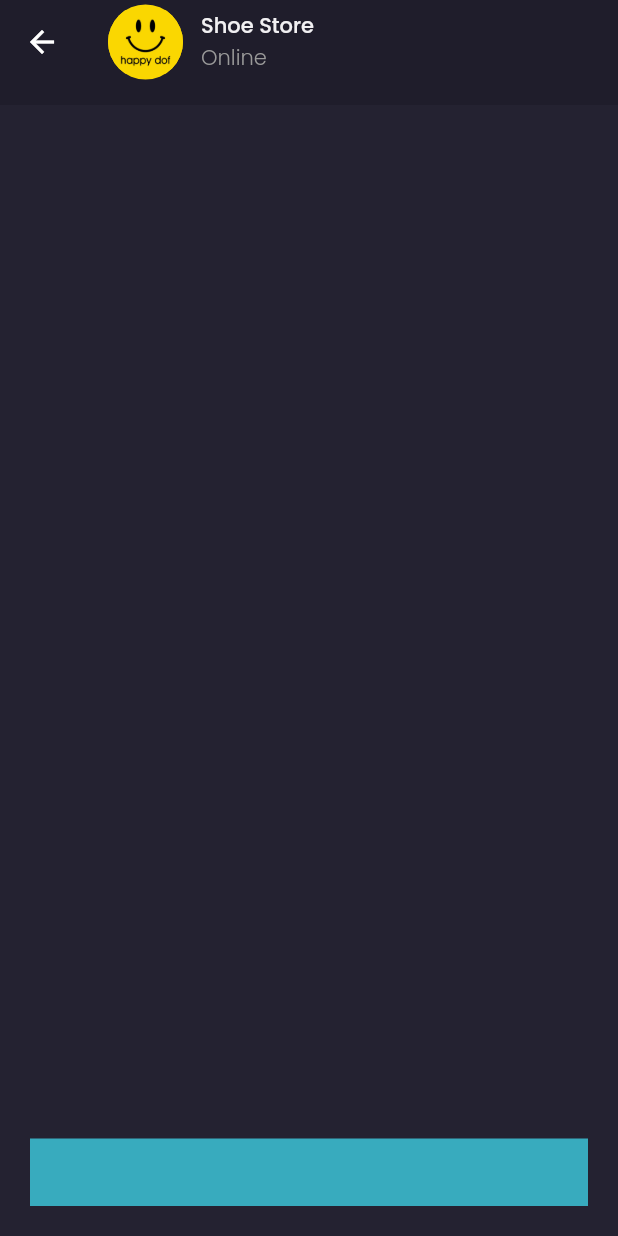
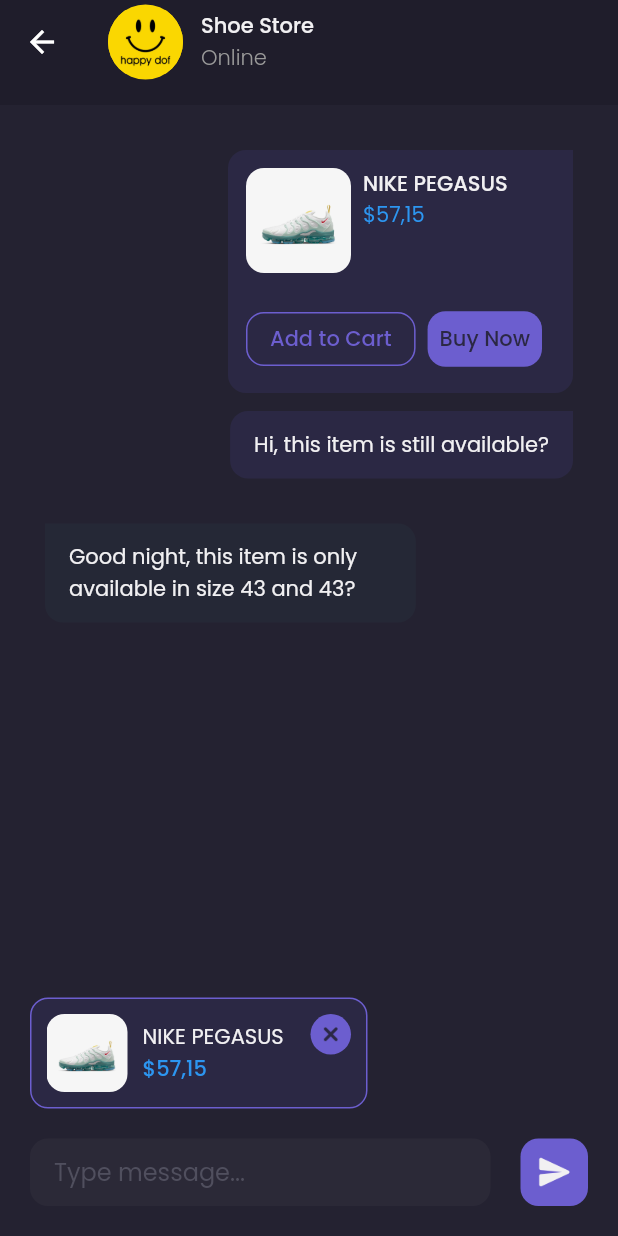
Before and after one commit to dr-old/shamo, a Flutter app: the ChatDetailPage screen opened by its route, on a phone screen of 412 x 824 dp. Run offline on Flutter 3.47's test engine with Material 2 defaults, Android fonts, the phone set to English and light mode, and no system bars; our stand-ins replace google_fonts.

Commit message:
UPDATE CHAT DETAIL AND ADD PRODUCT PREVIEW

```diff
--- a/lib/pages/chat_detail_page.dart
+++ b/lib/pages/chat_detail_page.dart
@@ -2,43 +2,13 @@ import 'package:flutter/material.dart';
 import 'package:flutter/src/widgets/container.dart';
 import 'package:flutter/src/widgets/framework.dart';
 import 'package:shamo/theme.dart';
+import 'package:shamo/widgets/chat_bubbe.dart';
 
 class ChatDetailPage extends StatelessWidget {
   const ChatDetailPage({super.key});
 
-  Widget chatInput() {
-    return Container(
-      margin: EdgeInsets.all(20),
-      child: Row(
-        children: [
-          Container(
-            height: 45,
-            padding: EdgeInsets.symmetric(
-              horizontal: 16,
-            ),
-            decoration: BoxDecoration(
-              color: secondaryColor,
-              borderRadius: BorderRadius.circular(12),
-            ),
-            child: Center(
-              child: TextFormField(
-                decoration: InputDecoration.collapsed(
-                    hintText: 'Type message...', hintStyle: subtitleTextStyle),
-              ),
-            ),
-          )
-        ],
-      ),
-    );
-  }
-
-  @override
-  Widget build(BuildContext context) {
-    return Scaffold(
-        backgroundColor: backgroundColor3,
-        appBar: PreferredSize(
-          preferredSize: Size.fromHeight(70),
-          child: AppBar(
+  Widget header() {
+    return AppBar(
       backgroundColor: backgroundColor1,
       centerTitle: false,
       elevation: 0,
@@ -81,15 +51,162 @@ class ChatDetailPage extends StatelessWidget {
           )
         ],
       ),
+    );
+  }
+
+  Widget chatInput() {
+    return Container(
+      margin: EdgeInsets.all(20),
+      child: Column(
+        mainAxisSize: MainAxisSize.min,
+        crossAxisAlignment: CrossAxisAlignment.start,
+        children: [
+          productReview(),
+          Row(
+            children: [
+              Expanded(
+                child: Container(
+                  height: 45,
+                  padding: EdgeInsets.symmetric(
+                    horizontal: 16,
+                  ),
+                  decoration: BoxDecoration(
+                    color: backgroundColor2,
+                    borderRadius: BorderRadius.circular(12),
+                  ),
+                  child: Center(
+                    child: TextFormField(
+                      style: primaryTextStyle,
+                      decoration: InputDecoration.collapsed(
+                        hintText: 'Type message...',
+                        hintStyle: subtitleTextStyle,
                       ),
                     ),
-        bottomNavigationBar: Container(
-          height: 45,
-          color: secondaryColor,
-          margin: EdgeInsets.all(20),
+                  ),
+                ),
+              ),
+              SizedBox(
+                width: 20,
+              ),
+              Container(
+                padding: EdgeInsets.all(10),
+                decoration: BoxDecoration(
+                  borderRadius: BorderRadius.circular(12),
+                  color: primaryColor,
+                ),
+                child: Image.asset(
+                  'assets/icons8-email-send-96.png',
+                  height: 25,
+                  fit: BoxFit.fill,
+                  color: primaryTextColor,
+                ),
+              ),
+            ],
+          ),
+        ],
+      ),
+    );
+  }
+
+  Widget productReview() {
+    return Container(
+      width: 225,
+      height: 74,
+      padding: EdgeInsets.all(10),
+      margin: EdgeInsets.only(
+        bottom: 20,
+      ),
+      decoration: BoxDecoration(
+        color: backgroundColor5,
+        borderRadius: BorderRadius.circular(12),
+        border: Border.all(
+          color: primaryColor,
+        ),
+      ),
       child: Row(
-            children: [],
+        crossAxisAlignment: CrossAxisAlignment.start,
+        children: [
+          ClipRRect(
+            borderRadius: BorderRadius.circular(12),
+            child: Image.asset(
+              'assets/product/nike-1.png',
+              width: 54,
+              fit: BoxFit.cover,
             ),
-        ));
+          ),
+          SizedBox(
+            width: 10,
+          ),
+          Expanded(
+            child: Container(
+              child: Column(
+                crossAxisAlignment: CrossAxisAlignment.start,
+                mainAxisAlignment: MainAxisAlignment.center,
+                children: [
+                  Text(
+                    'NIKE PEGASUS',
+                    style: primaryTextStyle.copyWith(
+                      overflow: TextOverflow.ellipsis,
+                    ),
+                  ),
+                  Text(
+                    '\$57,15',
+                    style: priceTextStyle.copyWith(
+                      fontSize: 14,
+                      fontWeight: medium,
+                    ),
+                  ),
+                ],
+              ),
+            ),
+          ),
+          Container(
+            padding: EdgeInsets.all(6),
+            decoration: BoxDecoration(
+              shape: BoxShape.circle,
+              color: primaryColor,
+            ),
+            child: Image.asset(
+              'assets/icons8-multiply-90.png',
+              height: 15,
+              fit: BoxFit.fill,
+              color: backgroundColor5,
+            ),
+          ),
+        ],
+      ),
+    );
+  }
+
+  Widget content() {
+    return ListView(
+      padding: EdgeInsets.symmetric(
+        horizontal: defaultMargin,
+      ),
+      children: [
+        ChatBubble(
+          isSender: true,
+          text: 'Hi, this item is still available?',
+          hasProduct: true,
+        ),
+        ChatBubble(
+          isSender: false,
+          text: 'Good night, this item is only available in size 43 and 43?',
+        ),
+      ],
+    );
+  }
+
+  @override
+  Widget build(BuildContext context) {
+    return Scaffold(
+      backgroundColor: backgroundColor3,
+      appBar: PreferredSize(
+        preferredSize: Size.fromHeight(70),
+        child: header(),
+      ),
+      body: content(),
+      bottomNavigationBar: chatInput(),
+    );
   }
 }
--- a/lib/theme.dart
+++ b/lib/theme.dart
@@ -12,6 +12,7 @@ Color backgroundColor1 = Color(0xff1f1d2b);
 Color backgroundColor2 = Color(0xff2b2937);
 Color backgroundColor3 = Color(0xff242231);
 Color backgroundColor4 = Color(0xff252836);
+Color backgroundColor5 = Color(0xff2b2844);
 Color primaryTextColor = Color(0xfff1f0f2);
 Color secondaryTextColor = Color(0xff999999);
 Color subtitleTextColor = Color(0xff504f5e);
@@ -25,6 +26,7 @@ TextStyle subtitleTextStyle = GoogleFonts.poppins(color: subtitleTextColor);
 TextStyle priceTextStyle = GoogleFonts.poppins(color: priceColor);
 TextStyle purpleTextStyle = GoogleFonts.poppins(color: primaryColor);
 TextStyle blackTextStyle = GoogleFonts.poppins(color: blackColor);
+TextStyle blackTextStyle1 = GoogleFonts.poppins(color: backgroundColor5);
 
 FontWeight light = FontWeight.w300;
 FontWeight regular = FontWeight.w400;
--- /dev/null
+++ b/lib/widgets/chat_bubbe.dart
@@ -0,0 +1,155 @@
+import 'package:flutter/material.dart';
+import 'package:flutter/src/widgets/container.dart';
+import 'package:flutter/src/widgets/framework.dart';
+import 'package:shamo/theme.dart';
+
+class ChatBubble extends StatelessWidget {
+  // const ChatBubble({super.key});
+
+  final String text;
+  final bool isSender;
+  final bool hasProduct;
+
+  const ChatBubble(
+      {this.isSender = false, this.text = '', this.hasProduct = false});
+
+  @override
+  Widget build(BuildContext context) {
+    Widget productPreview() {
+      return Container(
+        width: 230,
+        padding: EdgeInsets.all(12),
+        margin: EdgeInsets.only(
+          bottom: 12,
+        ),
+        decoration: BoxDecoration(
+          color: isSender ? backgroundColor5 : backgroundColor4,
+          borderRadius: BorderRadius.only(
+            topLeft: Radius.circular(isSender ? 12 : 0),
+            topRight: Radius.circular(isSender ? 0 : 12),
+            bottomLeft: Radius.circular(12),
+            bottomRight: Radius.circular(12),
+          ),
+        ),
+        child: Column(
+          children: [
+            Row(
+              crossAxisAlignment: CrossAxisAlignment.start,
+              children: [
+                ClipRRect(
+                  borderRadius: BorderRadius.circular(12),
+                  child: Image.asset(
+                    'assets/product/nike-1.png',
+                    width: 70,
+                  ),
+                ),
+                SizedBox(
+                  width: 8,
+                ),
+                Expanded(
+                  child: Column(
+                    crossAxisAlignment: CrossAxisAlignment.start,
+                    children: [
+                      Text(
+                        'NIKE PEGASUS',
+                        style: primaryTextStyle.copyWith(
+                          fontWeight: medium,
+                        ),
+                      ),
+                      Text(
+                        '\$57,15',
+                        style: priceTextStyle,
+                      ),
+                    ],
+                  ),
+                ),
+              ],
+            ),
+            SizedBox(
+              height: 20,
+            ),
+            Row(
+              children: [
+                OutlinedButton(
+                  onPressed: (() {}),
+                  style: OutlinedButton.styleFrom(
+                    side: BorderSide(
+                      color: primaryColor,
+                    ),
+                    shape: RoundedRectangleBorder(
+                      borderRadius: BorderRadius.circular(12),
+                    ),
+                  ),
+                  child: Text(
+                    'Add to Cart',
+                    style: purpleTextStyle,
+                  ),
+                ),
+                SizedBox(
+                  width: 8,
+                ),
+                TextButton(
+                  onPressed: () {},
+                  style: TextButton.styleFrom(
+                    backgroundColor: primaryColor,
+                    shape: RoundedRectangleBorder(
+                      borderRadius: BorderRadius.circular(12),
+                    ),
+                  ),
+                  child: Text(
+                    'Buy Now',
+                    style: blackTextStyle1,
+                  ),
+                ),
+              ],
+            )
+          ],
+        ),
+      );
+    }
+
+    return Container(
+      width: double.infinity,
+      margin: EdgeInsets.only(
+        top: defaultMargin,
+      ),
+      child: Column(
+        crossAxisAlignment:
+            isSender ? CrossAxisAlignment.end : CrossAxisAlignment.start,
+        children: [
+          hasProduct ? productPreview() : SizedBox(),
+          Row(
+            mainAxisAlignment:
+                isSender ? MainAxisAlignment.end : MainAxisAlignment.start,
+            children: [
+              Flexible(
+                child: Container(
+                  constraints: BoxConstraints(
+                    maxWidth: MediaQuery.of(context).size.width * 0.6,
+                  ),
+                  padding: EdgeInsets.symmetric(
+                    horizontal: 16,
+                    vertical: 12,
+                  ),
+                  decoration: BoxDecoration(
+                    color: isSender ? backgroundColor5 : backgroundColor4,
+                    borderRadius: BorderRadius.only(
+                      topLeft: Radius.circular(isSender ? 12 : 0),
+                      topRight: Radius.circular(isSender ? 0 : 12),
+                      bottomLeft: Radius.circular(12),
+                      bottomRight: Radius.circular(12),
+                    ),
+                  ),
+                  child: Text(
+                    text,
+                    style: primaryTextStyle,
+                  ),
+                ),
+              )
+            ],
+          ),
+        ],
+      ),
+    );
+  }
+}
```
Also changed, not shown: assets/icons8-email-send-96.png (added), assets/icons8-multiply-90.png (added), assets/product/nike-1.png, assets/product/nike-2.png (added). Lines whose indentation alone changed are shown as unchanged.
